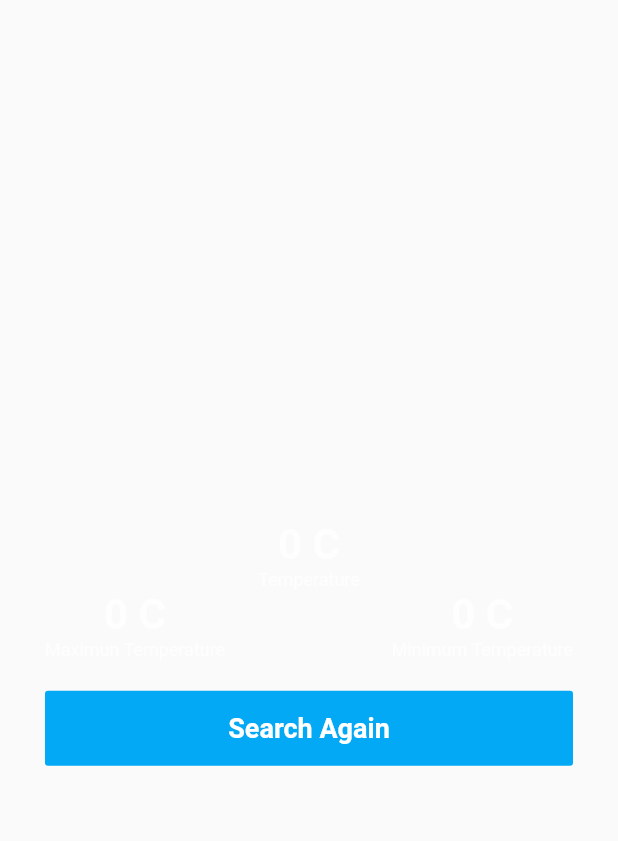
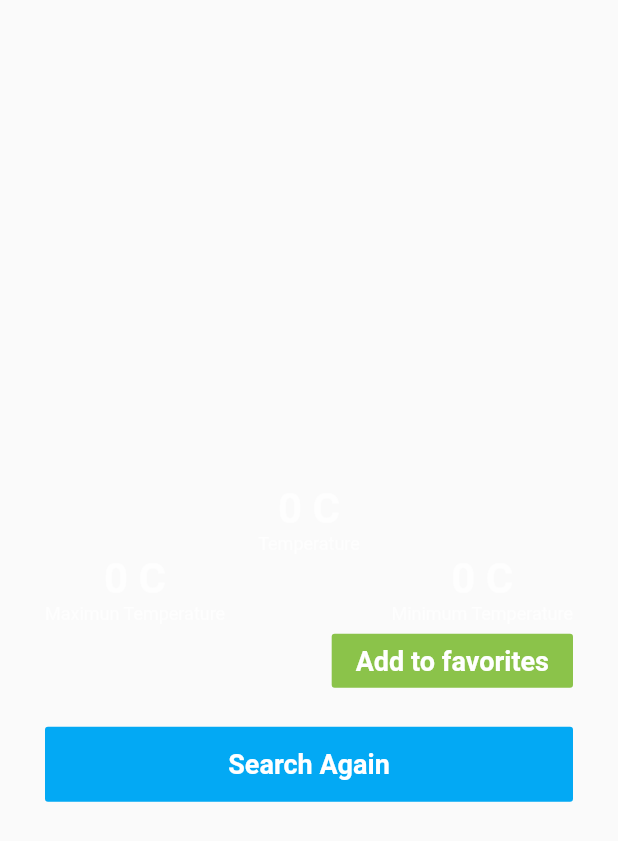
Before and after one commit to Rafahel/flutter_current_weather, a Flutter app: the CurrentWeatherWidget widget shown alone on an empty page, opened directly with empty values, on a phone screen of 412 x 824 dp. Shown: the top 841 px of the screen. Run offline on Flutter 3.47's test engine with Material 2 defaults, Android fonts, the phone set to English and light mode, and no system bars; our stand-ins replace bloc, equatable, flare_flutter, flutter_bloc, sqflite; accounts and stored records are empty.

Commit message:
Added a database to save the City weather and a List component to show the saved data.

```diff
--- a/lib/bloc/weather_bloc.dart
+++ b/lib/bloc/weather_bloc.dart
@@ -2,6 +2,7 @@ import 'dart:async';
 
 import 'package:bloc/bloc.dart';
 import 'package:current_weather/data/repository.dart';
+import 'package:current_weather/db/database.dart';
 import 'package:current_weather/models/weather_model.dart';
 import 'package:equatable/equatable.dart';
 
@@ -10,26 +11,38 @@ part 'weather_state.dart';
 
 class WeatherBloc extends Bloc<WeatherEvent, WeatherState> {
   Repository weatherRepo;
+  List<WeatherModel> weatherList = List.empty();
 
-  WeatherBloc(this.weatherRepo) : super();
+  WeatherBloc(this.weatherRepo) : super() {
+    db.getAllWeather().then((value) => weatherList = value);
+  }
+
+  DatabaseProvider db = DatabaseProvider.db;
+
+  List<WeatherModel> get getWeatherList => weatherList;
 
   @override
-  WeatherState get initialState => WeatherIsNotSearched();
+  WeatherState get initialState => WeatherIsNotSearchedState();
 
   @override
   Stream<WeatherState> mapEventToState(WeatherEvent event) async* {
-    if (event is FetchWeather) {
-      yield WeatherIsLoading();
+    if (event is FetchWeatherEvent) {
+      yield WeatherIsLoadingState();
 
       try {
         WeatherModel weather = await weatherRepo.getWeather(event.cityName);
-        yield WeatherIsLoaded(weather);
+        yield WeatherIsLoadedState(weather);
       } catch (_) {
-        print(_);
-        yield WeatherIsNotLoaded();
+        yield WeatherIsNotLoadedState();
       }
-    } else if (event is ResetWeather) {
-      yield WeatherIsNotSearched();
+    } else if (event is ResetWeatherEvent) {
+      yield WeatherIsNotSearchedState();
+    } else if (event is SaveWeatherEvent) {
+      db.addWeather(event.getWeather);
+      this.weatherList.add(event.getWeather);
+    } else if (event is LoadFromDbEvent) {
+      this.weatherList = await db.getAllWeather();
+      yield WeatherIsNotSearchedState();
     }
   }
 }
--- a/lib/bloc/weather_event.dart
+++ b/lib/bloc/weather_event.dart
@@ -7,29 +7,25 @@ abstract class WeatherEvent extends Equatable {
   List<Object> get props => [];
 }
 
-class FetchWeather extends WeatherEvent {
+class FetchWeatherEvent extends WeatherEvent {
   final String cityName;
-  FetchWeather(this.cityName);
+  FetchWeatherEvent(this.cityName);
 
   @override
   List<Object> get props => [cityName];
 }
 
-class ResetWeather extends WeatherEvent {}
+class ResetWeatherEvent extends WeatherEvent {}
 
-class WeatherIsNotSearched extends WeatherState {}
+class LoadFromDbEvent extends WeatherEvent {}
 
-class WeatherIsLoading extends WeatherState {}
-
-class WeatherIsLoaded extends WeatherState {
+class SaveWeatherEvent extends WeatherEvent {
   final _weather;
 
-  WeatherIsLoaded(this._weather);
+  SaveWeatherEvent(this._weather);
 
   WeatherModel get getWeather => _weather;
 
   @override
   List<Object> get props => [_weather];
 }
-
-class WeatherIsNotLoaded extends WeatherState {}
--- a/lib/bloc/weather_state.dart
+++ b/lib/bloc/weather_state.dart
@@ -7,4 +7,23 @@ abstract class WeatherState extends Equatable {
   List<Object> get props => [];
 }
 
-class WeatherInitial extends WeatherState {}
+class WeatherIsNotSearchedState extends WeatherState {}
+
+class LoadingFromDbState extends WeatherState {}
+
+class LoadedFromDbState extends WeatherState {}
+
+class WeatherIsLoadingState extends WeatherState {}
+
+class WeatherIsLoadedState extends WeatherState {
+  final _weather;
+
+  WeatherIsLoadedState(this._weather);
+
+  WeatherModel get getWeather => _weather;
+
+  @override
+  List<Object> get props => [_weather];
+}
+
+class WeatherIsNotLoadedState extends WeatherState {}
--- a/lib/current_weather.dart
+++ b/lib/current_weather.dart
@@ -7,9 +7,8 @@ import 'models/weather_model.dart';
 
 class CurrentWeatherWidget extends StatelessWidget {
   final WeatherModel weatherModel;
-  final String cityName;
 
-  CurrentWeatherWidget(this.weatherModel, this.cityName);
+  CurrentWeatherWidget(this.weatherModel);
 
   @override
   Widget build(BuildContext context) {
@@ -20,7 +19,7 @@ class CurrentWeatherWidget extends StatelessWidget {
         crossAxisAlignment: CrossAxisAlignment.center,
         children: [
           Text(
-            cityName,
+            weatherModel.getCityName,
             style: TextStyle(
                 fontSize: 28,
                 color: Colors.white70,
@@ -77,6 +76,24 @@ class CurrentWeatherWidget extends StatelessWidget {
               ),
             ],
           ),
+          Row(
+            mainAxisAlignment: MainAxisAlignment.spaceBetween,
+            children: [
+              SizedBox(),
+              FlatButton(
+                onPressed: () {
+                  BlocProvider.of<WeatherBloc>(context)
+                      .add(SaveWeatherEvent(weatherModel));
+                },
+                child: Text("Add to favorites",
+                    style: TextStyle(
+                        fontSize: 18,
+                        color: Colors.white,
+                        fontWeight: FontWeight.bold)),
+                color: Colors.lightGreen,
+              ),
+            ],
+          ),
           SizedBox(
             height: 20,
           ),
@@ -85,7 +102,7 @@ class CurrentWeatherWidget extends StatelessWidget {
             height: 50,
             child: FlatButton(
               onPressed: () {
-                BlocProvider.of<WeatherBloc>(context).add(ResetWeather());
+                BlocProvider.of<WeatherBloc>(context).add(ResetWeatherEvent());
               },
               child: Text("Search Again",
                   style: TextStyle(
--- a/lib/data/repository.dart
+++ b/lib/data/repository.dart
@@ -10,14 +10,14 @@ class Repository {
 
     if (result.statusCode != 200) throw Exception();
 
-    return parsedJson(result.body);
+    return parsedJson(city, result.body);
   }
 
-  WeatherModel parsedJson(final response) {
+  WeatherModel parsedJson(final name, final response) {
     final jsonDecoded = json.decode(response);
 
     final jsonWeather = jsonDecoded["main"];
 
-    return WeatherModel.fromJson(jsonWeather);
+    return WeatherModel.fromJson(name, jsonWeather);
   }
 }
--- a/lib/main.dart
+++ b/lib/main.dart
@@ -51,10 +51,10 @@ class _MyHomePageState extends State<MyHomePage> {
           onPressed: () {
             final WeatherBloc weatherBloc =
                 BlocProvider.of<WeatherBloc>(context);
-            if (weatherBloc.state is WeatherIsNotSearched) {
+            if (weatherBloc.state is WeatherIsNotSearchedState) {
               exit(0);
             } else {
-              weatherBloc.add(ResetWeather());
+              weatherBloc.add(ResetWeatherEvent());
             }
           },
         ),
--- a/pubspec.yaml
+++ b/pubspec.yaml
@@ -28,6 +28,7 @@ dependencies:
   flutter_bloc: ^2.0.0
   http: ^0.12.0+2
   equatable: ^0.6.1
+  sqflite: ^1.3.0
 
 
   # The following adds the Cupertino Icons font to your application.
```
Also changed, not shown: lib/db/database.dart (added, +51 -0 lines), lib/models/weather_model.dart (+16 -4 lines), lib/search_page.dart (+64 -9 lines), pubspec.lock, 1 other file.
